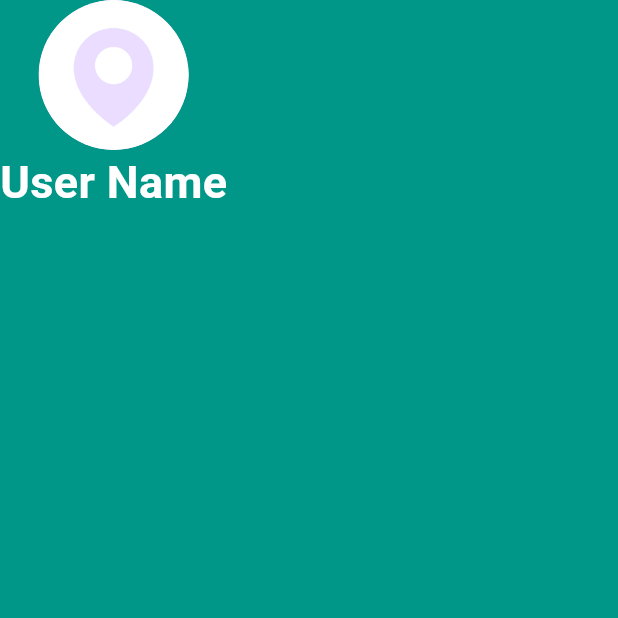
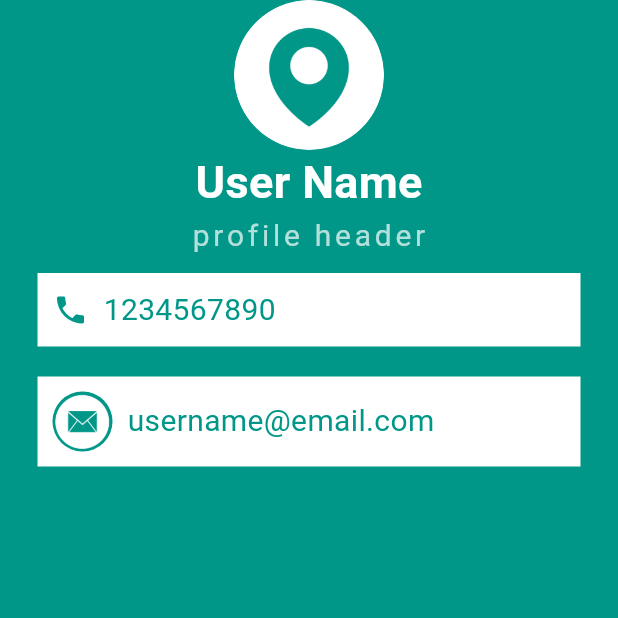
Before and after one commit to rounakkole/mi_card_flutter, a Flutter app: the screen it shows after launch, on a phone screen of 412 x 824 dp, the top half of it. Run offline on Flutter 3.47's test engine with Material 3 defaults, Android fonts, the phone set to English and light mode, and no system bars.

Commit message:
added: column, container

```diff
--- a/lib/main.dart
+++ b/lib/main.dart
@@ -18,6 +18,7 @@ class MyApp extends StatelessWidget {
                 CircleAvatar(
                   radius: 50,
                   backgroundImage: AssetImage('images/location.png'),
+                  backgroundColor: Colors.teal,
                 ),
                 Text(
                   'User Name',
@@ -25,10 +26,63 @@ class MyApp extends StatelessWidget {
                     fontSize: 30,
                     color: Colors.white,
                     fontWeight: FontWeight.bold,
-
                   ),
-
                 ),
+                Text(
+                  'profile header',
+                  style: TextStyle(
+                  fontSize: 20,
+                  letterSpacing: 2.5,
+                  color: Colors.white70,
+                ),
+                ),
+                Container(
+                  padding: EdgeInsets.all(10),
+                  color: Colors.white,
+                  margin: EdgeInsets.symmetric(vertical: 10, horizontal: 25),
+                  child: Row(
+                    children: [
+                      Icon(
+                          Icons.phone,
+                        color: Colors.teal,
+                      ),
+                      SizedBox(
+                        width: 10,
+                      ),
+                      Text(
+                        '1234567890',
+                        style: TextStyle(
+                          fontSize: 20,
+                          color: Colors.teal,
+                        ),
+                      ),
+                    ],
+                  ),
+                ),
+                Container(
+                  padding: EdgeInsets.all(10),
+                  color: Colors.white,
+                  margin: EdgeInsets.symmetric(vertical: 10, horizontal: 25),
+                  child: Row(
+                    children: [
+                      CircleAvatar(
+                        radius: 20,
+                        backgroundImage: AssetImage('images/email.png'),
+                        backgroundColor: Colors.teal,
+                      ),
+                      SizedBox(
+                        width: 10,
+                      ),
+                      Text(
+                        'username@email.com',
+                        style: TextStyle(
+                          fontSize: 20,
+                          color: Colors.teal,
+                        ),
+                      ),
+                    ],
+                  ),
+                )
               ],
             )
         )
--- a/pubspec.yaml
+++ b/pubspec.yaml
@@ -37,6 +37,8 @@ flutter:
   uses-material-design: true
   assets:
    - images/location.png
+   - images/phone.png
+   - images/email.png
   # To add assets to your application, add an assets section, like this:
   # assets:
   #  - images/a_dot_burr.jpeg
```
Also changed, not shown: images/email.png (added), images/phone.png (added), 1 other file.
